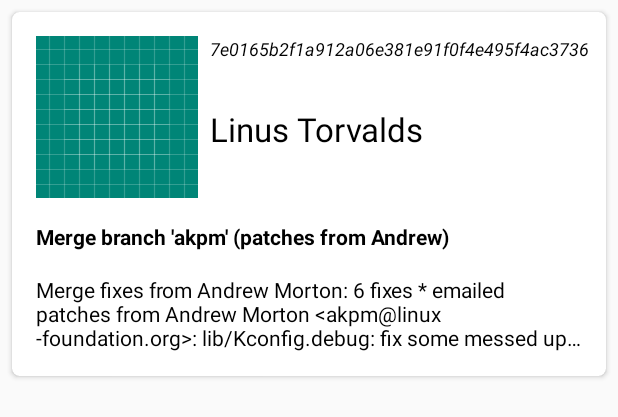
After one commit to yoanngoular/commitreader, an Android app: the layout commit_item.xml on its own in the app's theme, with its tools: preview values and no code run, on a phone screen of 412 x 824 dp. The commit adds this screen. Shown: the top 417 px of the screen. Run offline under Robolectric (Android 15) with nearby library versions, the phone set to English and light mode, and no system bars.

Commit message:
Create an adapter for commits
Commits information are now displayed in a
dedicated adapter. This includes a refresh
feature.

```diff
--- a/commits/build.gradle
+++ b/commits/build.gradle
@@ -65,4 +65,6 @@ dependencies {
     kapt deps.dagger.compiler
 
     implementation deps.gson
+
+    implementation deps.picasso
 }
--- /dev/null
+++ b/commits/src/main/res/layout/commit_item.xml
@@ -0,0 +1,88 @@
+<?xml version="1.0" encoding="utf-8"?>
+<androidx.cardview.widget.CardView xmlns:android="http://schemas.android.com/apk/res/android"
+    xmlns:app="http://schemas.android.com/apk/res-auto"
+    xmlns:tools="http://schemas.android.com/tools"
+    android:layout_width="match_parent"
+    android:layout_height="wrap_content"
+    android:layout_marginStart="8dp"
+    android:layout_marginTop="8dp"
+    android:layout_marginEnd="8dp"
+    android:orientation="vertical"
+    app:cardBackgroundColor="@color/colorBackground"
+    app:cardCornerRadius="5dp">
+
+    <RelativeLayout
+        android:layout_width="match_parent"
+        android:layout_height="wrap_content"
+        android:background="?attr/selectableItemBackgroundBorderless">
+
+        <RelativeLayout
+            android:id="@+id/layout_commit_summary"
+            android:layout_width="match_parent"
+            android:layout_height="wrap_content"
+            android:padding="8dp">
+
+            <ImageView
+                android:id="@+id/image_avatar"
+                android:layout_width="wrap_content"
+                android:layout_height="wrap_content"
+                android:layout_margin="8dp"
+                android:contentDescription="@string/cd_author_avatar"
+                tools:src="@drawable/ic_launcher_background" />
+
+            <TextView
+                android:id="@+id/text_sha_1"
+                android:layout_width="wrap_content"
+                android:layout_height="wrap_content"
+                android:layout_alignTop="@id/image_avatar"
+                android:layout_toEndOf="@id/image_avatar"
+                android:ellipsize="end"
+                android:maxLines="1"
+                android:text="@string/default_commit_sha_1"
+                android:textColor="@color/colorText"
+                android:textSize="12sp"
+                android:textStyle="italic" />
+
+            <TextView
+                android:id="@+id/text_author"
+                android:layout_width="match_parent"
+                android:layout_height="wrap_content"
+                android:layout_below="@id/text_sha_1"
+                android:layout_alignStart="@id/text_sha_1"
+                android:layout_alignBottom="@id/image_avatar"
+                android:ellipsize="end"
+                android:gravity="center_vertical"
+                android:maxLines="2"
+                android:text="@string/default_commit_author"
+                android:textColor="@color/colorText"
+                android:textSize="22sp" />
+
+        </RelativeLayout>
+
+        <TextView
+            android:id="@+id/text_title"
+            android:layout_width="match_parent"
+            android:layout_height="wrap_content"
+            android:layout_below="@id/layout_commit_summary"
+            android:layout_alignStart="@id/layout_commit_summary"
+            android:paddingStart="16dp"
+            android:paddingEnd="16dp"
+            android:text="@string/default_commit_title"
+            android:textColor="@color/colorText"
+            android:textStyle="bold" />
+
+        <TextView
+            android:id="@+id/text_message"
+            android:layout_width="wrap_content"
+            android:layout_height="wrap_content"
+            android:layout_below="@id/text_title"
+            android:layout_alignStart="@id/text_title"
+            android:ellipsize="end"
+            android:maxLines="3"
+            android:padding="16dp"
+            android:text="@string/default_commit_message"
+            android:textColor="@color/colorText" />
+
+    </RelativeLayout>
+
+</androidx.cardview.widget.CardView>
--- a/commits/src/main/res/values/strings.xml
+++ b/commits/src/main/res/values/strings.xml
@@ -1,5 +1,26 @@
 <resources>
     <string name="app_name">Commits</string>
 
+    <string name="update">Update</string>
+
     <string name="default_commit_fragment_text">CommitsFragment</string>
+
+    <string name="default_commit_sha_1">7e0165b2f1a912a06e381e91f0f4e495f4ac3736</string>
+    <string name="default_commit_author">Linus Torvalds</string>
+    <string name="default_commit_title">Merge branch \'akpm\' (patches from Andrew)</string>
+    <string name="default_commit_message">
+    Merge fixes from Andrew Morton:
+     "6 fixes"
+
+    * emailed patches from Andrew Morton &lt;akpm@linux-foundation.org>:
+      lib/Kconfig.debug: fix some messed up configurations
+      mm: vmscan: protect shrinker idr replace with CONFIG_MEMCG
+      kasan: don\'t assume percpu shadow allocations will succeed
+      kasan: use apply_to_existing_page_range() for releasing vmalloc shadow
+      mm/memory.c: add apply_to_existing_page_range() helper
+      kasan: fix crashes on access to memory mapped by vm_map_ram(), mSha1=7e0165b2f1a912a06e381e91f0f4e495f4ac3736)</string>
+
+    <string name="error_retrieving_commits">Error while retrieving commits</string>
+
+    <string name="cd_author_avatar">Author avatar</string>
 </resources>
--- a/dependencies.gradle
+++ b/dependencies.gradle
@@ -36,6 +36,7 @@ versions.mockito = "2.25.0"
 versions.mockito_all = "1.10.19"
 versions.mockito_android = "2.25.0"
 versions.navigation = "2.2.0-rc03"
+versions.picasso = "2.71828"
 versions.retrofit = "2.6.2"
 versions.room = "2.2.2"
 versions.rx_android = "2.1.1"
@@ -151,6 +152,7 @@ navigation.safe_args_plugin = "androidx.navigation:navigation-safe-args-gradle-p
 deps.navigation = navigation
 
 deps.gson = "com.google.code.gson:gson:$versions.gson"
+deps.picasso = "com.squareup.picasso:picasso:$versions.picasso"
 
 ext.deps = deps
 
```
Also changed, not shown: commits/src/main/java/com/ygoular/commits/ui/adapter/CommitAdapter.kt (added, +95 -0 lines), commits/src/main/java/com/ygoular/commits/ui/view/CommitFragment.kt (+60 -6 lines), commits/src/main/res/drawable-night/ic_refresh.xml (added, +9 -0 lines), commits/src/main/res/drawable/ic_refresh.xml (added, +9 -0 lines), commits/src/main/res/layout/commit_fragment.xml (+26 -10 lines), commits/src/main/res/menu/commits_menu.xml (added, +10 -0 lines).
